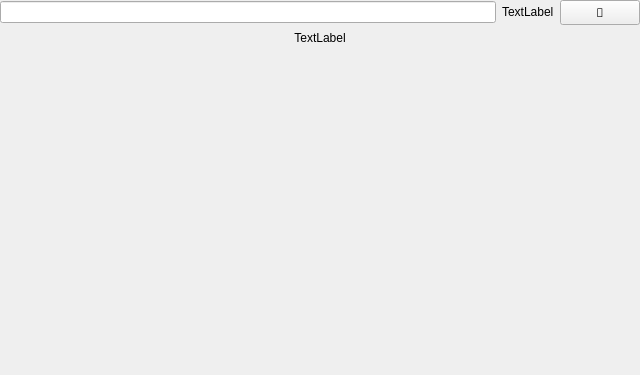
This is epyq/widgets/epc.ui in epcpower/st as Qt 5 draws it before an edit. The edited form follows.
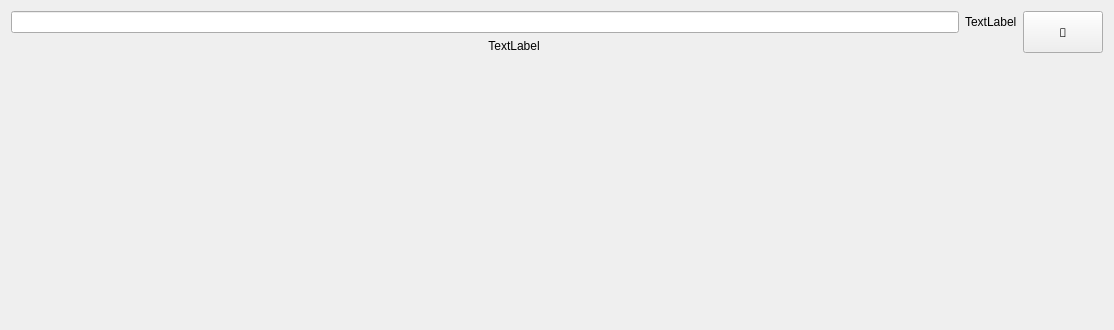
This is the edited form.

Commit message: Move EPC widget edit button next to both label and line edit

```diff
--- a/epyq/widgets/epc.ui
+++ b/epyq/widgets/epc.ui
@@ -6,8 +6,8 @@
    <rect>
     <x>0</x>
     <y>0</y>
-    <width>640</width>
-    <height>375</height>
+    <width>1114</width>
+    <height>330</height>
    </rect>
   </property>
   <property name="sizePolicy">
@@ -19,55 +19,15 @@
   <property name="windowTitle">
    <string>Form</string>
   </property>
-  <layout class="QHBoxLayout" name="horizontalLayout_2">
-   <property name="leftMargin">
-    <number>0</number>
-   </property>
-   <property name="topMargin">
-    <number>0</number>
-   </property>
-   <property name="rightMargin">
-    <number>0</number>
-   </property>
-   <property name="bottomMargin">
-    <number>0</number>
-   </property>
-   <item>
-    <layout class="QVBoxLayout" name="verticalLayout" stretch="0,0,0">
-     <property name="leftMargin">
-      <number>0</number>
-     </property>
-     <property name="topMargin">
-      <number>0</number>
-     </property>
-     <property name="rightMargin">
-      <number>0</number>
-     </property>
-     <property name="bottomMargin">
-      <number>0</number>
-     </property>
-     <item>
-      <layout class="QHBoxLayout" name="horizontalLayout">
-       <property name="leftMargin">
-        <number>0</number>
-       </property>
-       <property name="topMargin">
-        <number>0</number>
-       </property>
-       <property name="rightMargin">
-        <number>0</number>
-       </property>
-       <property name="bottomMargin">
-        <number>0</number>
-       </property>
-       <item>
+  <layout class="QGridLayout" name="gridLayout">
+   <item row="0" column="0">
         <widget class="QLineEdit" name="value">
          <property name="alignment">
           <set>Qt::AlignRight|Qt::AlignTrailing|Qt::AlignVCenter</set>
          </property>
         </widget>
        </item>
-       <item>
+   <item row="0" column="1">
         <widget class="QLabel" name="units">
          <property name="sizePolicy">
           <sizepolicy hsizetype="Preferred" vsizetype="Fixed">
@@ -80,7 +40,7 @@
          </property>
         </widget>
        </item>
-       <item>
+   <item row="0" column="2" rowspan="2">
         <widget class="QPushButton" name="edit_button">
          <property name="sizePolicy">
           <sizepolicy hsizetype="Minimum" vsizetype="Minimum">
@@ -98,9 +58,7 @@
          </property>
         </widget>
        </item>
-      </layout>
-     </item>
-     <item>
+   <item row="1" column="0" colspan="2">
       <widget class="QLabel" name="label">
        <property name="sizePolicy">
         <sizepolicy hsizetype="Preferred" vsizetype="Fixed">
@@ -116,7 +74,7 @@
        </property>
       </widget>
      </item>
-     <item>
+   <item row="2" column="0">
       <spacer name="verticalSpacer">
        <property name="orientation">
         <enum>Qt::Vertical</enum>
@@ -131,8 +89,6 @@
         </size>
        </property>
       </spacer>
-     </item>
-    </layout>
    </item>
   </layout>
  </widget>
```
Lines whose indentation alone changed are shown as unchanged.
